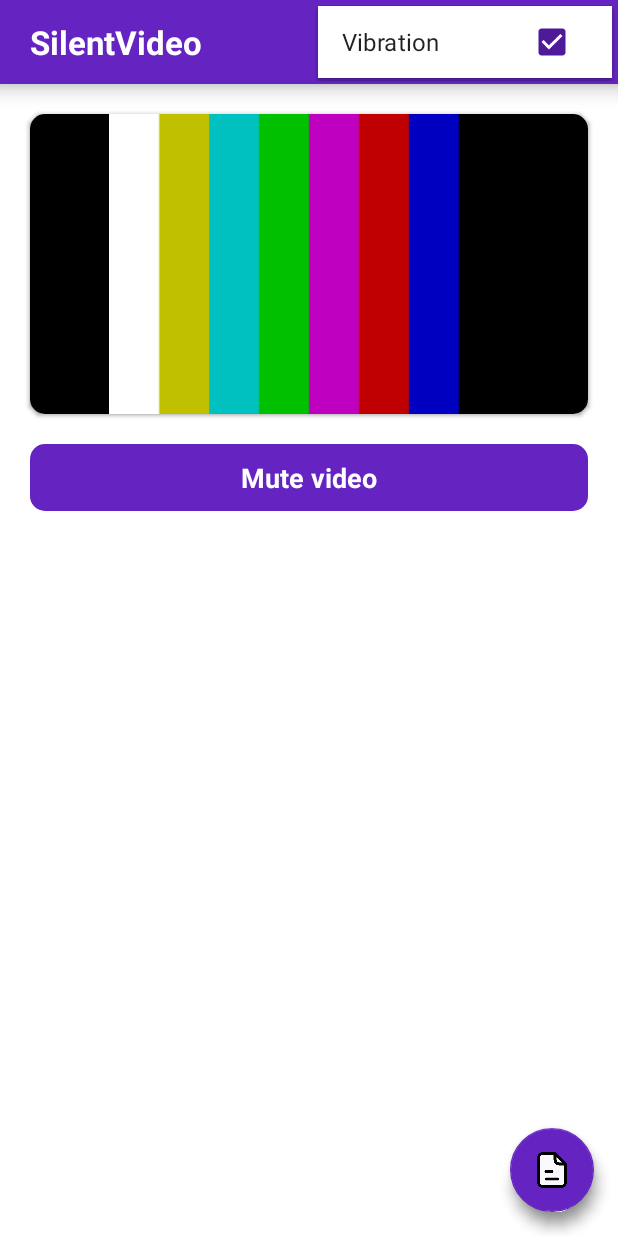
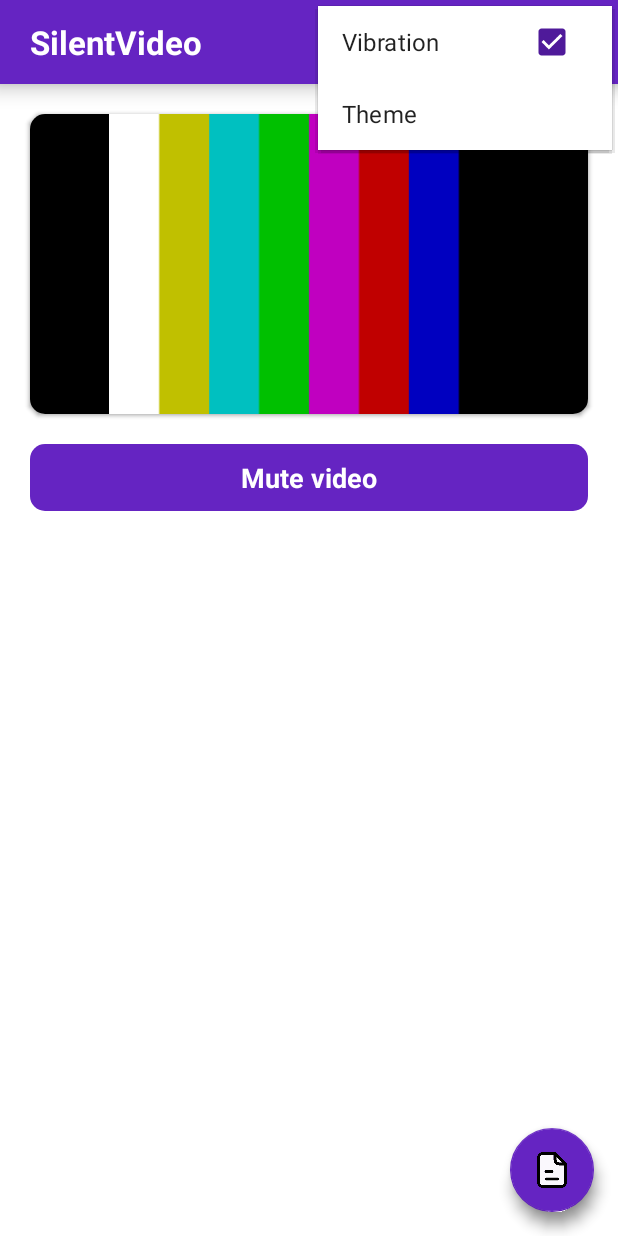
Before and after one commit to alexandr7035/SilentVideo, an Android app: the screen it shows after launch (MainActivity), with the options menu open, on a phone screen of 412 x 824 dp. Run offline under Robolectric (Android 15) with nearby library versions, the phone set to English and light mode, and no system bars.

Commit message:
Implement submenu to change theme

```diff
--- a/app/src/main/res/menu/menu_toolbar_activity_main.xml
+++ b/app/src/main/res/menu/menu_toolbar_activity_main.xml
@@ -1,8 +1,29 @@
 <?xml version="1.0" encoding="utf-8"?>
-<menu xmlns:android="http://schemas.android.com/apk/res/android">
+<menu xmlns:app="http://schemas.android.com/apk/res-auto"
+    xmlns:android="http://schemas.android.com/apk/res/android">
 
     <item
         android:id="@+id/item_vibration"
         android:checkable="true"
         android:title="@string/menu_item_vibration_text" />
+
+    <item
+        android:id="@+id/item_theme"
+        android:title="@string/menu_item_theme_menu">
+
+    <menu >
+        <item
+            android:id="@+id/item_theme_as_system"
+            android:title="@string/menu_item_theme_as_system" />
+
+        <item
+            android:id="@+id/item_theme_light"
+            android:title="@string/menu_item_theme_light" />
+
+        <item
+            android:id="@+id/item_theme_dark"
+            android:title="@string/menu_item_theme_dark" />
+    </menu>
+
+    </item>
 </menu>
--- a/app/src/main/res/values/strings.xml
+++ b/app/src/main/res/values/strings.xml
@@ -14,6 +14,11 @@
 
     <string name="menu_item_settings_text">Settings</string>
     <string name="menu_item_vibration_text">Vibration</string>
+    <string name="menu_item_theme_menu">Theme</string>
+    <string name="menu_item_theme_as_system">As system</string>
+    <string name="menu_item_theme_light">Light</string>
+    <string name="menu_item_theme_dark">Dark</string>
+
 
     <string name="shared_pref_key_vibration">VIBRATION</string>
 </resources>
```
Also changed, not shown: app/src/main/java/com/alexandr7035/silentvideo/MainActivity.kt (+32 -8 lines).
